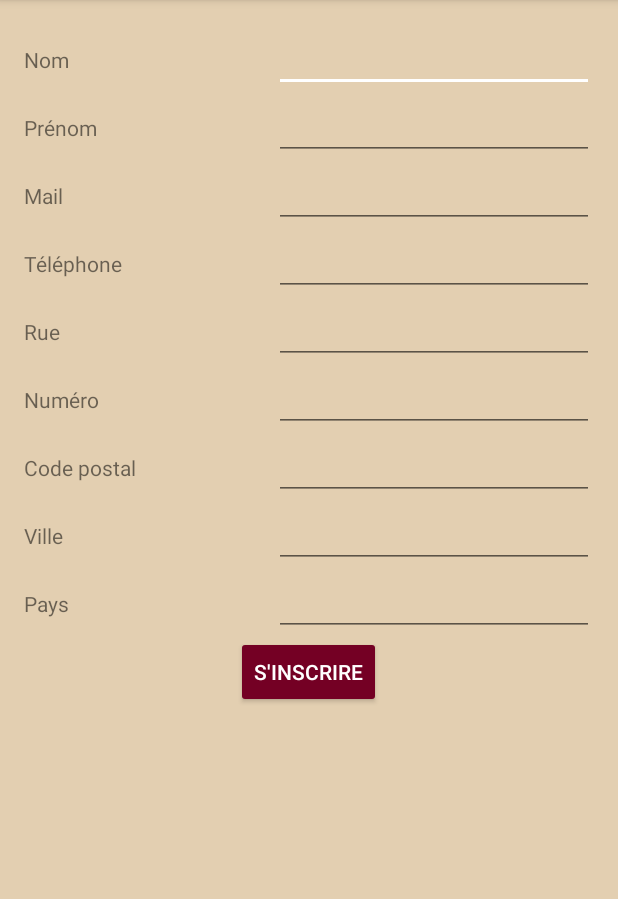
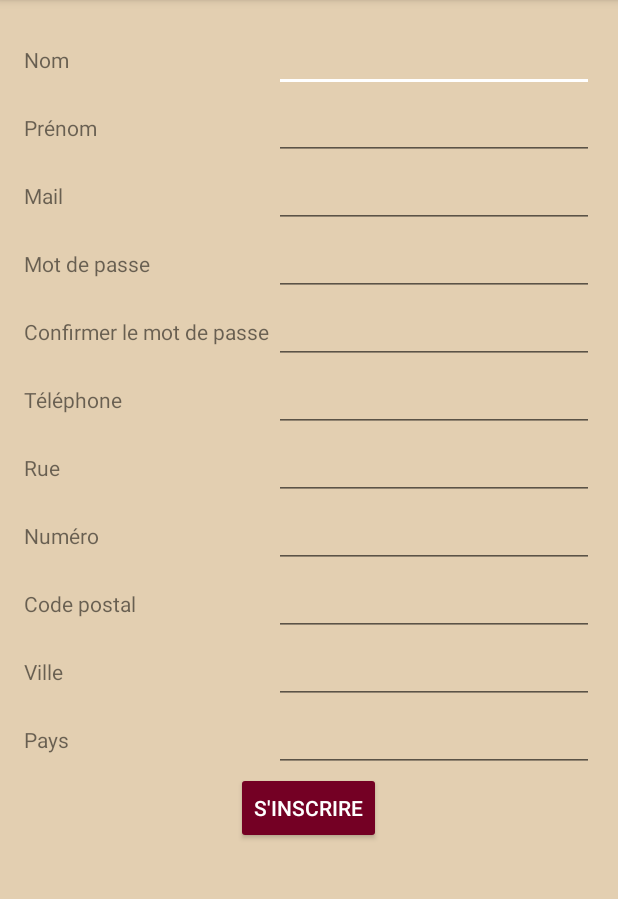
Before and after one commit to olivierBeguin/ProjetSmartCitiesAndroid, an Android app: the RegisterActivity screen opened directly, with no data from a screen before it, on a phone screen of 412 x 824 dp, the part 84-983 px from its top. Run offline under Robolectric (Android 15) with nearby library versions, the phone set to English and light mode, and no system bars.

Commit message:
Modif 15/11

```diff
--- a/SmartCities/app/src/main/res/layout/activity_register.xml
+++ b/SmartCities/app/src/main/res/layout/activity_register.xml
@@ -17,13 +17,13 @@
             android:text="@string/lastnameText"
             android:layout_width="wrap_content"
             android:layout_height="wrap_content"
-            android:id="@+id/lastnameText"
-            android:layout_alignBaseline="@+id/lastNameEditText"
-            android:layout_alignBottom="@+id/lastNameEditText"
+            android:id="@+id/lastnameTextRegister"
+            android:layout_alignBaseline="@+id/lastnameEditTextRegister"
+            android:layout_alignBottom="@+id/lastnameEditTextRegister"
             android:layout_alignParentLeft="true"
             android:layout_alignParentStart="true"
-            android:layout_toLeftOf="@+id/lastNameEditText"
-            android:layout_toStartOf="@+id/lastNameEditText" />
+            android:layout_toLeftOf="@+id/lastnameEditTextRegister"
+            android:layout_toStartOf="@+id/lastnameEditTextRegister" />
 
         <EditText
             android:layout_width="wrap_content"
@@ -31,7 +31,7 @@
             android:inputType="textPersonName"
             android:text=""
             android:ems="10"
-            android:id="@+id/lastNameEditText"
+            android:id="@+id/lastnameEditTextRegister"
             android:layout_alignParentTop="true"
             android:layout_alignParentRight="true"
             android:layout_alignParentEnd="true"
@@ -41,13 +41,13 @@
             android:text="@string/firstnameText"
             android:layout_width="wrap_content"
             android:layout_height="wrap_content"
-            android:id="@+id/firstnameText"
-            android:layout_alignBaseline="@+id/firstTextEditText"
-            android:layout_alignBottom="@+id/firstTextEditText"
+            android:id="@+id/firstnameTextRegister"
+            android:layout_alignBaseline="@+id/firstnameTextEditTextRegister"
+            android:layout_alignBottom="@+id/firstnameTextEditTextRegister"
             android:layout_alignParentLeft="true"
             android:layout_alignParentStart="true"
-            android:layout_toLeftOf="@+id/firstTextEditText"
-            android:layout_toStartOf="@+id/firstTextEditText" />
+            android:layout_toLeftOf="@+id/firstnameTextEditTextRegister"
+            android:layout_toStartOf="@+id/firstnameTextEditTextRegister" />
 
         <EditText
             android:layout_width="wrap_content"
@@ -55,8 +55,8 @@
             android:inputType="textPersonName"
             android:text=""
             android:ems="10"
-            android:id="@+id/firstTextEditText"
-            android:layout_below="@+id/lastNameEditText"
+            android:id="@+id/firstnameTextEditTextRegister"
+            android:layout_below="@+id/lastnameEditTextRegister"
             android:layout_alignParentRight="true"
             android:layout_alignParentEnd="true" />
 
@@ -64,65 +64,109 @@
             android:text="@string/mailText"
             android:layout_width="wrap_content"
             android:layout_height="wrap_content"
-            android:id="@+id/mailText"
-            android:layout_alignBaseline="@+id/mailEditText"
-            android:layout_alignBottom="@+id/mailEditText"
+            android:id="@+id/mailTextRegister"
+            android:layout_alignBaseline="@+id/mailEditTextRegister"
+            android:layout_alignBottom="@+id/mailEditTextRegister"
             android:layout_alignParentLeft="true"
             android:layout_alignParentStart="true"
-            android:layout_toLeftOf="@+id/mailEditText"
-            android:layout_toStartOf="@+id/mailEditText" />
+            android:layout_toLeftOf="@+id/mailEditTextRegister"
+            android:layout_toStartOf="@+id/mailEditTextRegister" />
 
         <EditText
             android:layout_width="wrap_content"
             android:layout_height="wrap_content"
             android:inputType="textEmailAddress"
             android:ems="10"
-            android:layout_below="@+id/firstTextEditText"
+            android:layout_below="@+id/firstnameTextEditTextRegister"
             android:layout_alignParentRight="true"
             android:layout_alignParentEnd="true"
-            android:id="@+id/mailEditText" />
+            android:id="@+id/mailEditTextRegister" />
+
+        <TextView
+            android:text="@string/password"
+            android:layout_width="wrap_content"
+            android:layout_height="wrap_content"
+            android:id="@+id/passwordTextRegister"
+            android:layout_alignBaseline="@+id/passwordEditTextRegister"
+            android:layout_alignBottom="@+id/passwordEditTextRegister"
+            android:layout_alignParentLeft="true"
+            android:layout_alignParentStart="true"
+            android:layout_toLeftOf="@+id/passwordEditTextRegister"
+            android:layout_toStartOf="@+id/passwordEditTextRegister"/>
+
+        <EditText
+            android:layout_width="wrap_content"
+            android:layout_height="wrap_content"
+            android:inputType="textPassword"
+            android:ems="10"
+            android:layout_below="@+id/mailEditTextRegister"
+            android:layout_alignParentRight="true"
+            android:layout_alignParentEnd="true"
+            android:id="@+id/passwordEditTextRegister"/>
+
+        <TextView
+            android:text="@string/confirm_password"
+            android:layout_width="wrap_content"
+            android:layout_height="wrap_content"
+            android:id="@+id/confirm_password"
+            android:layout_alignBaseline="@+id/confirmPasswordEditTextRegister"
+            android:layout_alignBottom="@+id/confirmPasswordEditTextRegister"
+            android:layout_alignParentLeft="true"
+            android:layout_alignParentStart="true"
+            android:layout_toLeftOf="@+id/confirmPasswordEditTextRegister"
+            android:layout_toStartOf="@+id/confirmPasswordEditTextRegister"/>
+
+        <EditText
+            android:layout_width="wrap_content"
+            android:layout_height="wrap_content"
+            android:inputType="textPassword"
+            android:ems="10"
+            android:layout_below="@+id/passwordEditTextRegister"
+            android:layout_alignParentRight="true"
+            android:layout_alignParentEnd="true"
+            android:id="@+id/confirmPasswordEditTextRegister"/>
 
         <TextView
             android:text="@string/phoneText"
             android:layout_width="wrap_content"
             android:layout_height="wrap_content"
-            android:id="@+id/phoneText"
-            android:layout_alignBaseline="@+id/phoneEditText"
-            android:layout_alignBottom="@+id/phoneEditText"
+            android:id="@+id/phoneTextRegister"
+            android:layout_alignBaseline="@+id/phoneEditTextRegister"
+            android:layout_alignBottom="@+id/phoneEditTextRegister"
             android:layout_alignParentLeft="true"
             android:layout_alignParentStart="true"
-            android:layout_toLeftOf="@+id/phoneEditText"
-            android:layout_toStartOf="@+id/phoneEditText" />
+            android:layout_toLeftOf="@+id/phoneEditTextRegister"
+            android:layout_toStartOf="@+id/phoneEditTextRegister" />
 
         <EditText
             android:layout_width="wrap_content"
             android:layout_height="wrap_content"
             android:inputType="phone"
             android:ems="10"
-            android:layout_below="@+id/mailEditText"
+            android:layout_below="@+id/confirmPasswordEditTextRegister"
             android:layout_alignParentRight="true"
             android:layout_alignParentEnd="true"
-            android:id="@+id/phoneEditText" />
+            android:id="@+id/phoneEditTextRegister" />
 
         <TextView
             android:text="@string/streetText"
             android:layout_width="wrap_content"
             android:layout_height="wrap_content"
-            android:id="@+id/streetText"
-            android:layout_alignBaseline="@+id/streetEditText"
-            android:layout_alignBottom="@+id/streetEditText"
+            android:id="@+id/streetTextRegister"
+            android:layout_alignBaseline="@+id/streetEditTextRegister"
+            android:layout_alignBottom="@+id/streetEditTextRegister"
             android:layout_alignParentLeft="true"
             android:layout_alignParentStart="true"
-            android:layout_toLeftOf="@+id/streetEditText"
-            android:layout_toStartOf="@+id/streetEditText" />
+            android:layout_toLeftOf="@+id/streetEditTextRegister"
+            android:layout_toStartOf="@+id/streetEditTextRegister" />
 
         <EditText
             android:layout_width="wrap_content"
             android:layout_height="wrap_content"
             android:inputType="textPostalAddress"
             android:ems="10"
-            android:id="@+id/streetEditText"
-            android:layout_below="@+id/phoneEditText"
+            android:id="@+id/streetEditTextRegister"
+            android:layout_below="@+id/phoneEditTextRegister"
             android:layout_alignParentRight="true"
             android:layout_alignParentEnd="true" />
 
@@ -130,21 +174,21 @@
             android:text="@string/numberText"
             android:layout_width="wrap_content"
             android:layout_height="wrap_content"
-            android:id="@+id/numText"
-            android:layout_alignBaseline="@+id/numEditText"
-            android:layout_alignBottom="@+id/numEditText"
+            android:id="@+id/numTextRegister"
+            android:layout_alignBaseline="@+id/numEditTextRegister"
+            android:layout_alignBottom="@+id/numEditTextRegister"
             android:layout_alignParentLeft="true"
             android:layout_alignParentStart="true"
-            android:layout_toLeftOf="@+id/numEditText"
-            android:layout_toStartOf="@+id/numEditText" />
+            android:layout_toLeftOf="@+id/numEditTextRegister"
+            android:layout_toStartOf="@+id/numEditTextRegister" />
 
         <EditText
             android:layout_width="wrap_content"
             android:layout_height="wrap_content"
             android:inputType="number"
             android:ems="10"
-            android:id="@+id/numEditText"
-            android:layout_below="@+id/streetEditText"
+            android:id="@+id/numEditTextRegister"
+            android:layout_below="@+id/streetEditTextRegister"
             android:layout_alignParentRight="true"
             android:layout_alignParentEnd="true" />
 
@@ -152,21 +196,21 @@
             android:text="@string/postalCodeText"
             android:layout_width="wrap_content"
             android:layout_height="wrap_content"
-            android:id="@+id/postalCodeText"
-            android:layout_alignBaseline="@+id/postalCodeEditText"
-            android:layout_alignBottom="@+id/postalCodeEditText"
+            android:id="@+id/postalCodeTextRegister"
+            android:layout_alignBaseline="@+id/postalCodeEditTextRegister"
+            android:layout_alignBottom="@+id/postalCodeEditTextRegister"
             android:layout_alignParentLeft="true"
             android:layout_alignParentStart="true"
-            android:layout_toLeftOf="@+id/postalCodeEditText"
-            android:layout_toStartOf="@+id/postalCodeEditText" />
+            android:layout_toLeftOf="@+id/postalCodeEditTextRegister"
+            android:layout_toStartOf="@+id/postalCodeEditTextRegister" />
 
         <EditText
             android:layout_width="wrap_content"
             android:layout_height="wrap_content"
             android:inputType="number"
             android:ems="10"
-            android:id="@+id/postalCodeEditText"
-            android:layout_below="@+id/numEditText"
+            android:id="@+id/postalCodeEditTextRegister"
+            android:layout_below="@+id/numEditTextRegister"
             android:layout_alignParentRight="true"
             android:layout_alignParentEnd="true" />
 
@@ -174,43 +218,43 @@
             android:text="@string/cityText"
             android:layout_width="wrap_content"
             android:layout_height="wrap_content"
-            android:id="@+id/cityText"
-            android:layout_alignBaseline="@+id/cityEditText"
-            android:layout_alignBottom="@+id/cityEditText"
+            android:id="@+id/cityTextRegister"
+            android:layout_alignBaseline="@+id/cityEditTextRegister"
+            android:layout_alignBottom="@+id/cityEditTextRegister"
             android:layout_alignParentLeft="true"
             android:layout_alignParentStart="true"
-            android:layout_toLeftOf="@+id/cityEditText"
-            android:layout_toStartOf="@+id/cityEditText" />
+            android:layout_toLeftOf="@+id/cityEditTextRegister"
+            android:layout_toStartOf="@+id/cityEditTextRegister" />
 
         <EditText
             android:layout_width="wrap_content"
             android:layout_height="wrap_content"
             android:inputType="text"
             android:ems="10"
-            android:layout_below="@+id/postalCodeEditText"
+            android:layout_below="@+id/postalCodeEditTextRegister"
             android:layout_alignParentRight="true"
             android:layout_alignParentEnd="true"
-            android:id="@+id/cityEditText" />
+            android:id="@+id/cityEditTextRegister" />
 
         <TextView
             android:text="@string/countryText"
             android:layout_width="wrap_content"
             android:layout_height="wrap_content"
-            android:id="@+id/countryText"
-            android:layout_alignBaseline="@+id/countryTextEdit"
-            android:layout_alignBottom="@+id/countryTextEdit"
+            android:id="@+id/countryTextRegister"
+            android:layout_alignBaseline="@+id/countryTextEditRegister"
+            android:layout_alignBottom="@+id/countryTextEditRegister"
             android:layout_alignParentLeft="true"
             android:layout_alignParentStart="true"
-            android:layout_toLeftOf="@+id/countryTextEdit"
-            android:layout_toStartOf="@+id/countryTextEdit" />
+            android:layout_toLeftOf="@+id/countryTextEditRegister"
+            android:layout_toStartOf="@+id/countryTextEditRegister" />
 
         <EditText
             android:layout_width="wrap_content"
             android:layout_height="wrap_content"
             android:inputType="text"
             android:ems="10"
-            android:id="@+id/countryTextEdit"
-            android:layout_below="@+id/cityEditText"
+            android:id="@+id/countryTextEditRegister"
+            android:layout_below="@+id/cityEditTextRegister"
             android:layout_alignParentRight="true"
             android:layout_alignParentEnd="true" />
 
@@ -219,7 +263,7 @@
             android:layout_width="wrap_content"
             android:layout_height="wrap_content"
             android:id="@+id/registerButtonRegister"
-            android:layout_below="@+id/countryTextEdit"
+            android:layout_below="@+id/countryTextEditRegister"
             android:layout_centerHorizontal="true"
             style="@style/btnColor"/>
 
--- a/SmartCities/app/src/main/res/values/strings.xml
+++ b/SmartCities/app/src/main/res/values/strings.xml
@@ -29,4 +29,8 @@
     <string name="name_of_service">Nom du service</string>
     <string name="save_button">Sauvegarder</string>
     <string name="imagelogo">imageLogo</string>
+    <string name="confirm_password">Confirmer le mot de passe</string>
+    <string name="not_filled">Un des champs n\'est pas rempli</string>
+    <string name="dont_match">Les mots de passe ne correspondent pas</string>
+    <string name="error_adressMail">Vous n\'avez pas entrez une adresse mail</string>
 </resources>
```
Also changed, not shown: SmartCities/app/src/main/java/com/henallux/smartcities/exception/TextException.java (added, +17 -0 lines), SmartCities/app/src/main/java/com/henallux/smartcities/model/Comment.java (added, +32 -0 lines), SmartCities/app/src/main/java/com/henallux/smartcities/model/PagerAdapterMyActivities.java (added, +32 -0 lines), SmartCities/app/src/main/java/com/henallux/smartcities/model/Service.java (added, +9 -0 lines), SmartCities/app/src/main/java/com/henallux/smartcities/model/TypeService.java (added, +35 -0 lines), SmartCities/app/src/main/java/com/henallux/smartcities/model/User.java (renamed from SmartCities/app/src/main/java/Model/User.java, +27 -12 lines), SmartCities/app/src/main/res/layout-land/activity_main.xml (+0 -7 lines), SmartCities/app/src/main/res/layout-land/activity_services.xml (added, +28 -0 lines), SmartCities/app/src/main/res/layout/activity_my_activity.xml (+6 -63 lines).
